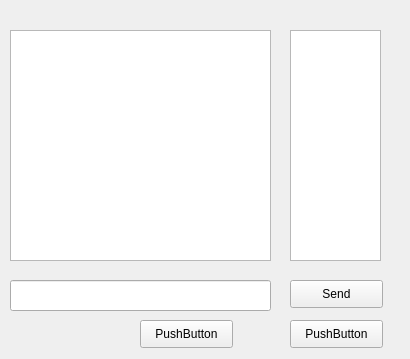
Qt form ChatApplicationClient/roomchat.ui (enesdurmus/ChatApplication-With-QT) before a commit.
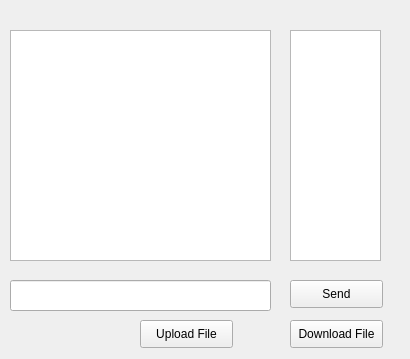
The same form after that commit.

Commit message: download and upload files on private room added

Patch:
```diff
--- a/ChatApplicationClient/roomchat.ui
+++ b/ChatApplicationClient/roomchat.ui
@@ -66,7 +66,7 @@
     </rect>
    </property>
    <property name="text">
-    <string>PushButton</string>
+    <string>Download File</string>
    </property>
   </widget>
   <widget class="QPushButton" name="sendFileButton">
@@ -79,7 +79,7 @@
     </rect>
    </property>
    <property name="text">
-    <string>PushButton</string>
+    <string>Upload File</string>
    </property>
   </widget>
  </widget>
```
Left out of the diff: 2 changed lines with no effect on the pictures. The commit also changes 10 other files.
